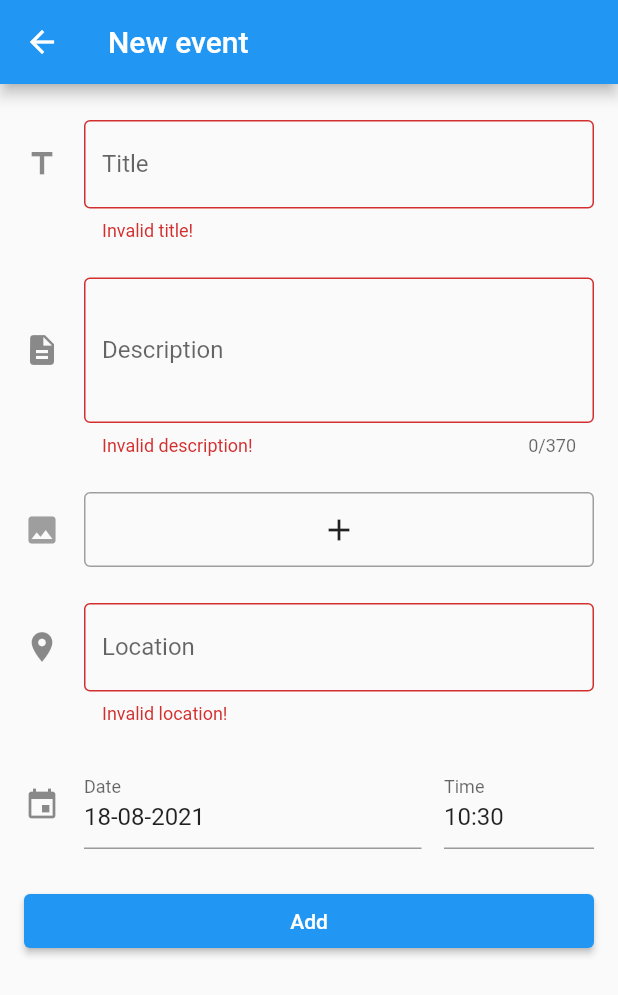
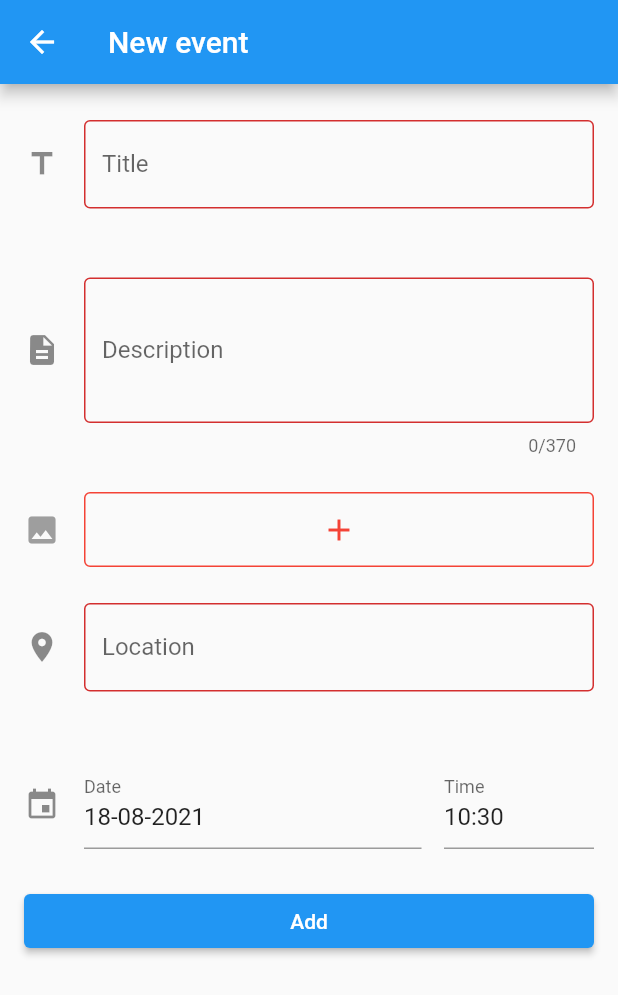
Before and after one commit to MjedAl/simpleEMS-Flutter, a Flutter app: the newEventScreen screen opened directly, after a tap on "Add", on a phone screen of 412 x 824 dp. Shown: the top 995 px of the screen. Run offline on Flutter 3.47's test engine with Material 2 defaults, Android fonts, the phone set to English and light mode, and no system bars; drawn by our look-alikes of date_time_picker; our stand-ins replace flutter_secure_storage, image_picker, jwt_decoder, shared_preferences, shimmer; missing offline and left inert: multiselect_formfield; accounts and stored records are empty; network calls fail.

Commit message:
Update newEventScreen.dart

```diff
--- a/lib/screens/newEventScreen.dart
+++ b/lib/screens/newEventScreen.dart
@@ -28,20 +28,6 @@ class newEventScreen extends StatefulWidget {
   _newEventScreenState createState() => _newEventScreenState();
 }
 
-class ImageUploadModel {
-  bool isUploaded;
-  bool uploading;
-  File imageFile;
-  String imageUrl;
-
-  ImageUploadModel({
-    required this.isUploaded,
-    required this.uploading,
-    required this.imageFile,
-    required this.imageUrl,
-  });
-}
-
 class _newEventScreenState extends State<newEventScreen> {
   @override
   final _formKey = GlobalKey<FormState>();
@@ -57,15 +43,29 @@ class _newEventScreenState extends State<newEventScreen> {
   bool _loading = false;
   String _errorText = "";
   bool _errorOnFileds = false;
+  bool _missingImage = false;
 
   Future<void> _submit() async {
     setState(() {
       _errorOnFileds = false;
       _errorText = "";
+      _missingImage = false;
     });
     if (!_formKey.currentState!.validate()) {
+      if (_imageFile == null) {
+        setState(() {
+          _missingImage = true;
+        });
+      }
       return;
     } else {
+      // maybe still no image
+      if (_imageFile == null) {
+        setState(() {
+          _missingImage = true;
+        });
+        return;
+      }
       _formKey.currentState!.save();
       setState(() {
         _loading = true;
@@ -101,7 +101,7 @@ class _newEventScreenState extends State<newEventScreen> {
                     enabled: !_loading,
                     validator: (value) {
                       if (value!.isEmpty) {
-                        return 'Invalid title!';
+                        return '';
                       }
                       return null;
                     },
@@ -120,7 +120,7 @@ class _newEventScreenState extends State<newEventScreen> {
                     enabled: !_loading,
                     validator: (value) {
                       if (value!.isEmpty) {
-                        return 'Invalid description!';
+                        return '';
                       }
                       return null;
                     },
@@ -158,10 +158,15 @@ class _newEventScreenState extends State<newEventScreen> {
                                       decoration: BoxDecoration(
                                           borderRadius:
                                               BorderRadius.circular(4),
-                                          border:
-                                              Border.all(color: Colors.grey)),
+                                          border: Border.all(
+                                              color: _missingImage
+                                                  ? Colors.red
+                                                  : Colors.grey)),
                                       child: IconButton(
-                                        icon: Icon(Icons.add),
+                                        icon: Icon(Icons.add,
+                                            color: _missingImage
+                                                ? Colors.red
+                                                : Colors.grey),
                                         onPressed: () {
                                           _onAddImageClick();
                                         },
@@ -174,7 +179,9 @@ class _newEventScreenState extends State<newEventScreen> {
                                           Image.file(
                                             File(_imageFile!.path),
                                             //width: 300,
-                                            //height: 300,
+                                            height: 200,
+                                            width: double.infinity,
+                                            fit: BoxFit.cover,
                                           ),
                                           Positioned(
                                             right: 5,
@@ -208,7 +215,7 @@ class _newEventScreenState extends State<newEventScreen> {
                     enabled: !_loading,
                     validator: (value) {
                       if (value!.isEmpty) {
-                        return 'Invalid location!';
+                        return '';
                       }
                       return null;
                     },
@@ -226,7 +233,7 @@ class _newEventScreenState extends State<newEventScreen> {
                     enabled: !_loading,
                     validator: (value) {
                       if (value!.isEmpty) {
-                        return 'Invalid date and time!';
+                        return '';
                       }
                       return null;
                     },
```
